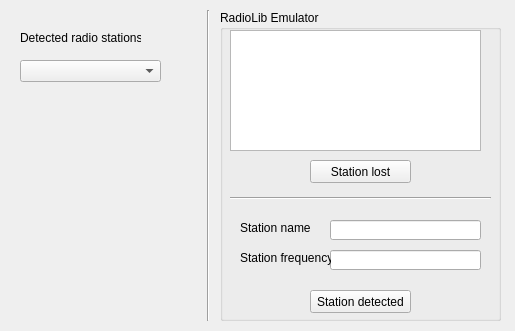
The window that hmi/radio/radio_screen.ui (DMirella/HUApp) describes before a commit, drawn with Qt 5.
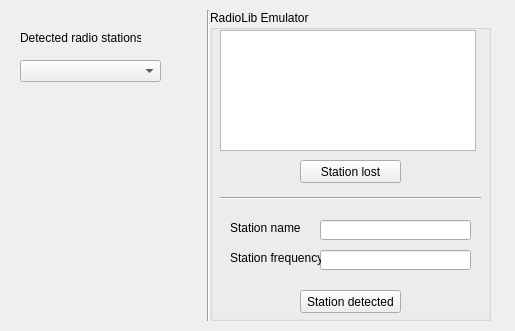
The same window after the commit.

Commit message: [Radio] finished implement of emulator radio

The edit to the form file:
```diff
--- a/hmi/radio/radio_screen.ui
+++ b/hmi/radio/radio_screen.ui
@@ -53,7 +53,7 @@
    <widget class="QGroupBox" name="groupBox">
     <property name="geometry">
      <rect>
-      <x>220</x>
+      <x>210</x>
       <y>10</y>
       <width>281</width>
       <height>311</height>
@@ -62,16 +62,6 @@
     <property name="title">
      <string>RadioLib Emulator</string>
     </property>
-    <widget class="QListView" name="listView">
-     <property name="geometry">
-      <rect>
-       <x>10</x>
-       <y>20</y>
-       <width>251</width>
-       <height>121</height>
-      </rect>
-     </property>
-    </widget>
     <widget class="QPushButton" name="pushButton">
      <property name="geometry">
       <rect>
@@ -157,6 +147,16 @@
       <string>Station frequency</string>
      </property>
     </widget>
+    <widget class="QListWidget" name="listWidget">
+     <property name="geometry">
+      <rect>
+       <x>10</x>
+       <y>20</y>
+       <width>256</width>
+       <height>121</height>
+      </rect>
+     </property>
+    </widget>
    </widget>
   </widget>
  </widget>
```
The commit also changes 8 other files.
